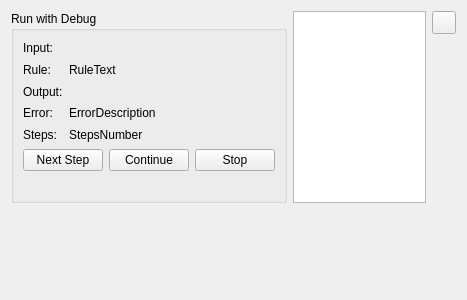
This is YAD-Studio/Widgets/DebugRunWidget.ui in Yad-Studio/YAD-Studio as Qt 5 draws it before an edit. The edited form follows.
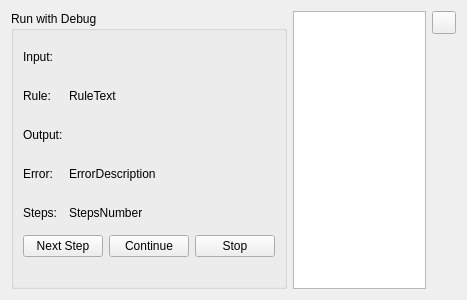
This is the edited form. Icons and pictures are not drawn. Custom widgets are drawn as their Qt base class.

```diff
--- a/YAD-Studio/Widgets/DebugRunWidget.ui
+++ b/YAD-Studio/Widgets/DebugRunWidget.ui
@@ -134,45 +134,6 @@
      </property>
     </widget>
    </item>
-   <item row="1" column="2" rowspan="2">
-    <spacer name="verticalSpacer_3">
-     <property name="orientation">
-      <enum>Qt::Vertical</enum>
-     </property>
-     <property name="sizeHint" stdset="0">
-      <size>
-       <width>20</width>
-       <height>242</height>
-      </size>
-     </property>
-    </spacer>
-   </item>
-   <item row="2" column="0">
-    <spacer name="verticalSpacer">
-     <property name="orientation">
-      <enum>Qt::Vertical</enum>
-     </property>
-     <property name="sizeHint" stdset="0">
-      <size>
-       <width>20</width>
-       <height>58</height>
-      </size>
-     </property>
-    </spacer>
-   </item>
-   <item row="2" column="1">
-    <spacer name="verticalSpacer_2">
-     <property name="orientation">
-      <enum>Qt::Vertical</enum>
-     </property>
-     <property name="sizeHint" stdset="0">
-      <size>
-       <width>20</width>
-       <height>51</height>
-      </size>
-     </property>
-    </spacer>
-   </item>
   </layout>
  </widget>
  <customwidgets>
```
